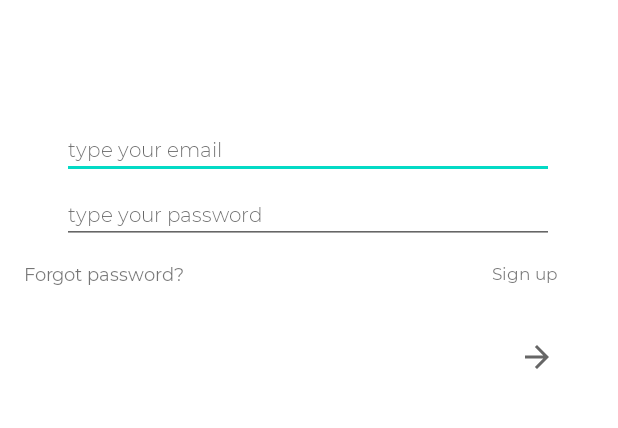
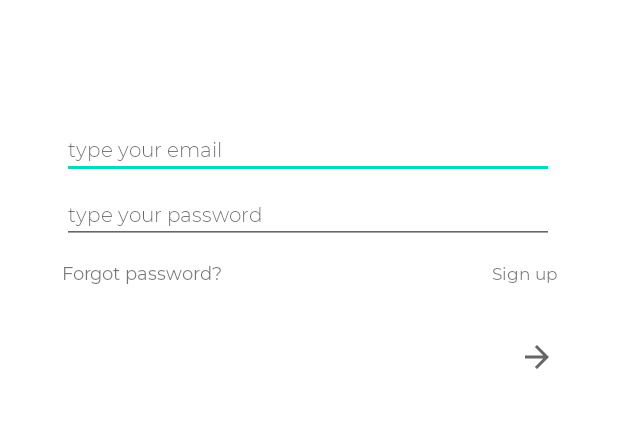
Before and after one commit to kietdh/Minimal, an Android app: the screen it shows after launch (LoginActivity), on a phone screen of 412 x 824 dp, the part 372-800 px from its top. Run offline under Robolectric (Android 15) with nearby library versions, the phone set to English and light mode, and no system bars; our stand-ins replace Firebase (no records; nobody signed in at launch, a user with empty details on screens opened directly), navigation-ui.

Commit message:
Fix bugs.

```diff
--- a/app/src/main/java/com/jaykit/minimal/ForgotPasswordActivity.java
+++ b/app/src/main/java/com/jaykit/minimal/ForgotPasswordActivity.java
@@ -7,6 +7,8 @@ import android.content.Intent;
 import android.os.Bundle;
 import android.util.Patterns;
 import android.view.View;
+import android.view.Window;
+import android.view.WindowManager;
 import android.widget.EditText;
 import android.widget.ImageView;
 import android.widget.Toast;
@@ -36,6 +38,9 @@ public class ForgotPasswordActivity extends AppCompatActivity implements View.On
     @Override
     protected void onCreate(Bundle savedInstanceState) {
         super.onCreate(savedInstanceState);
+
+        requestWindowFeature(Window.FEATURE_NO_TITLE);
+        getWindow().setFlags(WindowManager.LayoutParams.FLAG_FULLSCREEN, WindowManager.LayoutParams.FLAG_FULLSCREEN);
         setContentView(R.layout.activity_forgot_password);
 
         //Initialization Firebase Auth.
--- a/app/src/main/java/com/jaykit/minimal/LoginActivity.java
+++ b/app/src/main/java/com/jaykit/minimal/LoginActivity.java
@@ -10,6 +10,8 @@ import android.content.SharedPreferences;
 import android.os.Bundle;
 import android.util.AttributeSet;
 import android.view.View;
+import android.view.Window;
+import android.view.WindowManager;
 import android.widget.EditText;
 import android.widget.ImageView;
 import android.widget.TextView;
@@ -35,8 +37,8 @@ public class LoginActivity extends AppCompatActivity implements View.OnClickList
     private FirebaseAuth mAuth;
 
     //Declare SharedPreferences.
-    SharedPreferences sharedPref;
-    SharedPreferences.Editor editor;
+    //SharedPreferences sharedPref;
+    //SharedPreferences.Editor editor;
 
     //Declare Palette.
     private TextView    forgotPasswordButton;
@@ -48,14 +50,16 @@ public class LoginActivity extends AppCompatActivity implements View.OnClickList
     @Override
     protected void onCreate(Bundle savedInstanceState) {
         super.onCreate(savedInstanceState);
+
+        requestWindowFeature(Window.FEATURE_NO_TITLE);
+        getWindow().setFlags(WindowManager.LayoutParams.FLAG_FULLSCREEN, WindowManager.LayoutParams.FLAG_FULLSCREEN);
         setContentView(R.layout.activity_login);
-
         //Initialization SharedPreferences.
-        sharedPref = getSharedPreferences("Login", Context.MODE_PRIVATE);
-        if ( sharedPref.getBoolean("Login", false) ) {
-            startActivity ( new Intent(this, MainActivity.class) );
-            finish();
-        }
+//        sharedPref = getSharedPreferences("Login", Context.MODE_PRIVATE);
+//        if ( sharedPref.getBoolean("Login", true) ) {
+//            finish();
+//            startActivity ( new Intent(this, MainActivity.class) );
+//        }
 
         //Initialization Firebase Auth.
         mAuth = FirebaseAuth.getInstance();
@@ -122,8 +126,9 @@ public class LoginActivity extends AppCompatActivity implements View.OnClickList
                     @Override
                     public void onComplete(@NonNull Task<AuthResult> task) {
                         if( task.isSuccessful() ) {
-                            startActivity( new Intent(LoginActivity.this, MainActivity.class) );
-                            sharedPref.edit().putBoolean("Login", true).apply();
+                            //startActivity( new Intent(LoginActivity.this, MainActivity.class) );
+                            //sharedPref.edit().putBoolean("Login", true).apply();
+                            startActivity(new Intent(LoginActivity.this, MainActivity.class));
                             finish();
                         }
                         else {
--- a/app/src/main/java/com/jaykit/minimal/MainActivity.java
+++ b/app/src/main/java/com/jaykit/minimal/MainActivity.java
@@ -1,10 +1,14 @@
 package com.jaykit.minimal;
 
+import android.content.Context;
+import android.content.Intent;
+import android.content.SharedPreferences;
 import android.os.Bundle;
 import android.view.Window;
 import android.view.WindowManager;
 
 import com.google.android.material.bottomnavigation.BottomNavigationView;
+import com.google.firebase.auth.FirebaseAuth;
 
 import androidx.appcompat.app.AppCompatActivity;
 import androidx.navigation.NavController;
@@ -17,6 +21,15 @@ public class MainActivity extends AppCompatActivity {
     @Override
     protected void onCreate(Bundle savedInstanceState) {
         super.onCreate(savedInstanceState);
+
+        FirebaseAuth mAuth = FirebaseAuth.getInstance();
+
+        if ( mAuth.getCurrentUser() == null ) {
+            startActivity(new Intent(MainActivity.this, LoginActivity.class));
+            finish();
+        }
+        else {
+
             requestWindowFeature(Window.FEATURE_NO_TITLE);
             getWindow().setFlags(WindowManager.LayoutParams.FLAG_FULLSCREEN, WindowManager.LayoutParams.FLAG_FULLSCREEN);
             setContentView(R.layout.activity_main);
@@ -30,5 +43,6 @@ public class MainActivity extends AppCompatActivity {
             //NavigationUI.setupActionBarWithNavController(this, navController, appBarConfiguration);
             NavigationUI.setupWithNavController(navView, navController);
         }
+    }
 
 }
--- a/app/src/main/java/com/jaykit/minimal/SignUpActivity.java
+++ b/app/src/main/java/com/jaykit/minimal/SignUpActivity.java
@@ -7,6 +7,8 @@ import android.content.Intent;
 import android.os.Bundle;
 import android.util.Patterns;
 import android.view.View;
+import android.view.Window;
+import android.view.WindowManager;
 import android.widget.EditText;
 import android.widget.ImageView;
 import android.widget.Toast;
@@ -45,6 +47,9 @@ public class SignUpActivity extends AppCompatActivity implements View.OnClickLis
     @Override
     protected void onCreate(Bundle savedInstanceState) {
         super.onCreate(savedInstanceState);
+
+        requestWindowFeature(Window.FEATURE_NO_TITLE);
+        getWindow().setFlags(WindowManager.LayoutParams.FLAG_FULLSCREEN, WindowManager.LayoutParams.FLAG_FULLSCREEN);
         setContentView(R.layout.activity_sign_up);
 
         //Initialization Firebase Auth.
--- a/app/src/main/res/layout/activity_login.xml
+++ b/app/src/main/res/layout/activity_login.xml
@@ -82,10 +82,10 @@
         android:textSize="12dp"
         app:layout_constraintBottom_toBottomOf="@+id/textViewSignUp"
         app:layout_constraintEnd_toStartOf="@+id/textViewSignUp"
-        app:layout_constraintHorizontal_bias="0.073"
+        app:layout_constraintHorizontal_bias="0.188"
         app:layout_constraintStart_toStartOf="parent"
         app:layout_constraintTop_toBottomOf="@+id/edtLoginPassword"
-        app:layout_constraintVertical_bias="0.0" />
+        app:layout_constraintVertical_bias="1.0" />
 
     <TextView
         android:id="@+id/textViewSignUp"
--- a/app/src/main/res/values-night/themes.xml
+++ b/app/src/main/res/values-night/themes.xml
@@ -1,6 +1,6 @@
 <resources xmlns:tools="http://schemas.android.com/tools">
     <!-- Base application theme. -->
-    <style name="Theme.Minimal" parent="Theme.MaterialComponents">
+    <style name="Theme.Minimal" parent="Theme.MaterialComponents.DayNight.NoActionBar">
         <!-- Primary brand color. -->
         <item name="colorPrimary">@color/purple_200</item>
         <item name="colorPrimaryVariant">@color/purple_700</item>
--- a/app/src/main/res/values/dimens.xml
+++ b/app/src/main/res/values/dimens.xml
@@ -14,4 +14,7 @@
     inner_frame_layout_padding (below variable) on round screens.
     -->
     <dimen name="inner_frame_layout_padding">5dp</dimen>
+    <!-- Default screen margins, per the Android Design guidelines. -->
+    <dimen name="fragment_horizontal_margin">16dp</dimen>
+    <dimen name="fragment_vertical_margin">16dp</dimen>
 </resources>
```
Also changed, not shown: app/src/main/AndroidManifest.xml (+6 -19 lines), app/src/main/java/com/jaykit/minimal/ui/dashboard/DashboardFragment.java (+36 -23 lines), app/src/main/java/com/jaykit/minimal/ui/home/HomeFragment.java (+9 -0 lines), app/src/main/java/com/jaykit/minimal/ui/user/UserFragment.java (+6 -6 lines). Lines whose indentation alone changed are shown as unchanged.
